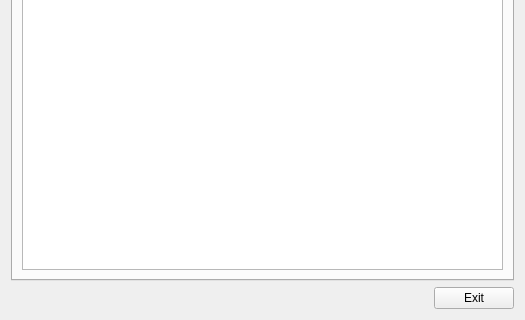
This is simplepython.ui in Winand/SimplePython as Qt 5 draws it before an edit; both pictures show x 0 to 525 and y 148 to 468 of the 525 by 468 pixel window. The edited form follows.
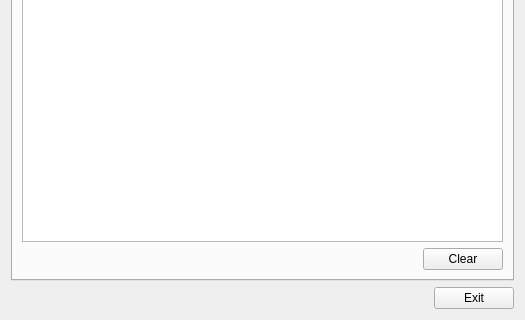
This is the edited form.

The edit to the form file:
```diff
--- a/simplepython.ui
+++ b/simplepython.ui
@@ -24,7 +24,27 @@
        <string>Console</string>
       </attribute>
       <layout class="QGridLayout" name="gridLayout_2">
-       <item row="0" column="0">
+       <item row="1" column="1">
+        <widget class="QPushButton" name="btnClear">
+         <property name="text">
+          <string>Clear</string>
+         </property>
+        </widget>
+       </item>
+       <item row="1" column="0">
+        <spacer name="horizontalSpacer_3">
+         <property name="orientation">
+          <enum>Qt::Horizontal</enum>
+         </property>
+         <property name="sizeHint" stdset="0">
+          <size>
+           <width>40</width>
+           <height>20</height>
+          </size>
+         </property>
+        </spacer>
+       </item>
+       <item row="0" column="0" colspan="2">
         <widget class="QPlainTextEdit" name="txtConsole">
          <property name="readOnly">
           <bool>true</bool>
```
Left out of the diff: 2 changed lines with no effect on the pictures.
